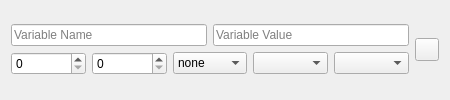
Before: the Qt Designer form UI/Arduino/glitch-object-variable-arduino.ui in textbrowser/glitch, drawn with Qt 5.
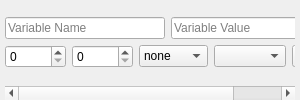
After: the same form once the commit is applied. Icons and pictures are not drawn.

Commit message: Variable object.

```diff
--- a/UI/Arduino/glitch-object-variable-arduino.ui
+++ b/UI/Arduino/glitch-object-variable-arduino.ui
@@ -6,7 +6,7 @@
    <rect>
     <x>0</x>
     <y>0</y>
-    <width>450</width>
+    <width>300</width>
     <height>100</height>
    </rect>
   </property>
@@ -14,6 +14,51 @@
    <string>Form</string>
   </property>
   <layout class="QVBoxLayout" name="verticalLayout">
+   <property name="spacing">
+    <number>5</number>
+   </property>
+   <property name="leftMargin">
+    <number>5</number>
+   </property>
+   <property name="topMargin">
+    <number>0</number>
+   </property>
+   <property name="rightMargin">
+    <number>5</number>
+   </property>
+   <property name="bottomMargin">
+    <number>0</number>
+   </property>
+   <item>
+    <widget class="QScrollArea" name="scrollArea">
+     <property name="frameShape">
+      <enum>QFrame::NoFrame</enum>
+     </property>
+     <property name="widgetResizable">
+      <bool>true</bool>
+     </property>
+     <widget class="QWidget" name="scrollAreaWidgetContents">
+      <property name="geometry">
+       <rect>
+        <x>0</x>
+        <y>0</y>
+        <width>430</width>
+        <height>79</height>
+       </rect>
+      </property>
+      <layout class="QVBoxLayout" name="verticalLayout_2">
+       <property name="leftMargin">
+        <number>0</number>
+       </property>
+       <property name="topMargin">
+        <number>0</number>
+       </property>
+       <property name="rightMargin">
+        <number>0</number>
+       </property>
+       <property name="bottomMargin">
+        <number>0</number>
+       </property>
    <item>
     <layout class="QGridLayout" name="gridLayout">
      <item row="0" column="0">
@@ -150,6 +195,10 @@
       </layout>
      </item>
     </layout>
+       </item>
+      </layout>
+     </widget>
+    </widget>
    </item>
   </layout>
  </widget>
```
Lines whose indentation alone changed are shown as unchanged.
